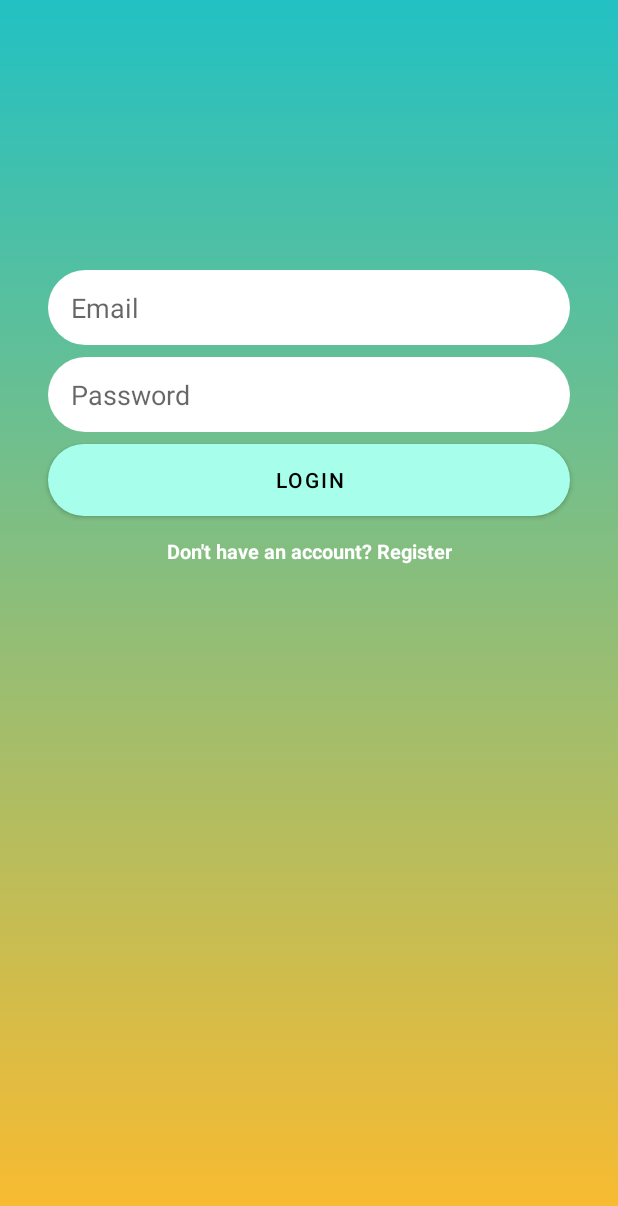
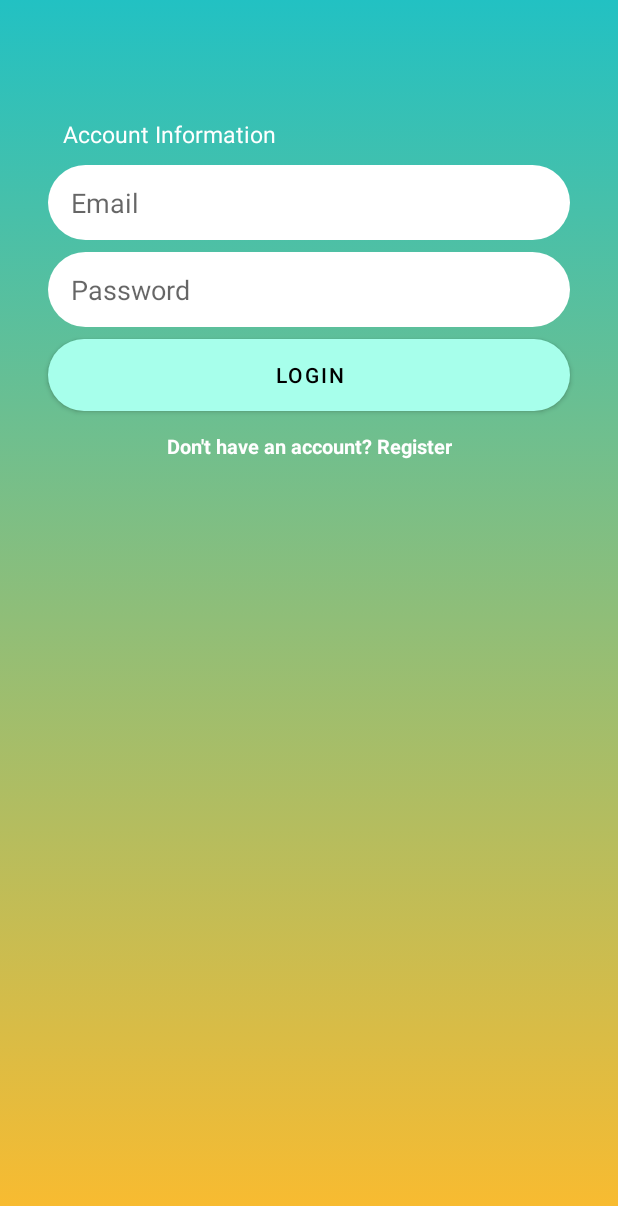
Before and after one commit to 196Sebastian/kotlin-messenger, an Android app: the screen it shows after launch (LoginActivity), on a phone screen of 412 x 824 dp. Shown: the top 1206 px of the screen. Run offline under Robolectric (Android 15) with nearby library versions, the phone set to English and light mode, and no system bars; our stand-ins replace Firebase (no records; nobody signed in at launch, a user with empty details on screens opened directly).

Commit message:
Updated styling

```diff
--- a/app/src/main/res/layout/activity_login.xml
+++ b/app/src/main/res/layout/activity_login.xml
@@ -15,9 +15,8 @@
         android:layout_marginEnd="32dp"
         android:layout_marginLeft="32dp"
         android:layout_marginRight="32dp"
-        android:layout_marginTop="180dp"
+        android:layout_marginTop="110dp"
         android:background="@drawable/rounded_edittext"
-
         android:ems="10"
         android:hint="Email"
         android:inputType="textEmailAddress"
@@ -25,6 +24,16 @@
         app:layout_constraintEnd_toEndOf="parent"
         app:layout_constraintStart_toStartOf="parent"
         app:layout_constraintTop_toTopOf="parent" />
+
+    <TextView
+        android:layout_width="wrap_content"
+        android:layout_height="wrap_content"
+        android:text="Account Information"
+        android:textSize="15sp"
+        android:textColor="@android:color/white"
+        android:padding="10dp"
+        app:layout_constraintBottom_toTopOf="@+id/editText_login_email"
+        app:layout_constraintStart_toStartOf="@+id/editText_login_email" />
 
     <EditText
         android:id="@+id/editText_login_password"
--- a/app/src/main/res/layout/activity_register.xml
+++ b/app/src/main/res/layout/activity_register.xml
@@ -26,6 +26,7 @@
         android:layout_height="wrap_content"
         android:layout_marginBottom="8dp"
         android:text="Select Photo"
+        android:textColor="@android:color/white"
         app:layout_constraintBottom_toTopOf="@+id/select_photo_image"
         app:layout_constraintEnd_toEndOf="@+id/select_photo_image"
         app:layout_constraintStart_toStartOf="@+id/select_photo_image" />
@@ -39,7 +40,7 @@
         android:layout_marginEnd="32dp"
         android:layout_marginLeft="32dp"
         android:layout_marginRight="32dp"
-        android:layout_marginTop="180dp"
+        android:layout_marginTop="232dp"
         android:paddingLeft="15dp"
         android:background="@drawable/rounded_edittext"
         android:ems="10"
@@ -98,7 +99,7 @@
         android:layout_height="wrap_content"
         android:layout_marginTop="14dp"
         android:text="Already have an account?"
-        android:textSize="18sp"
+        android:textSize="13sp"
         android:textColor="@android:color/white"
         android:textStyle="bold"
         android:clickable="true"
```
